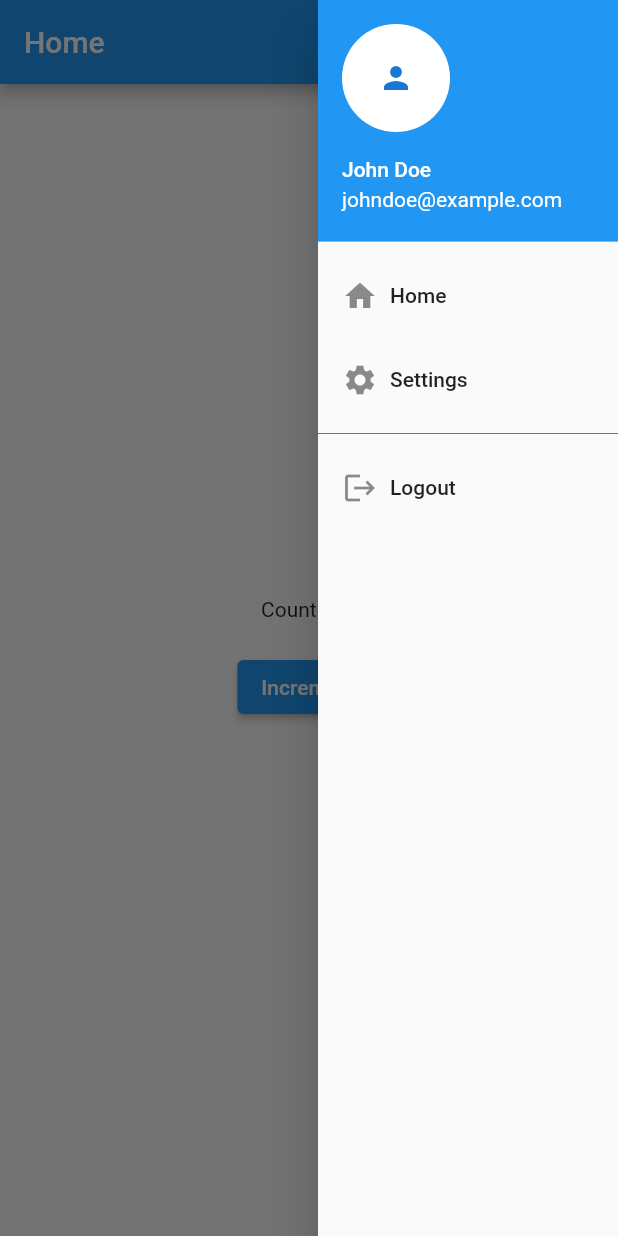
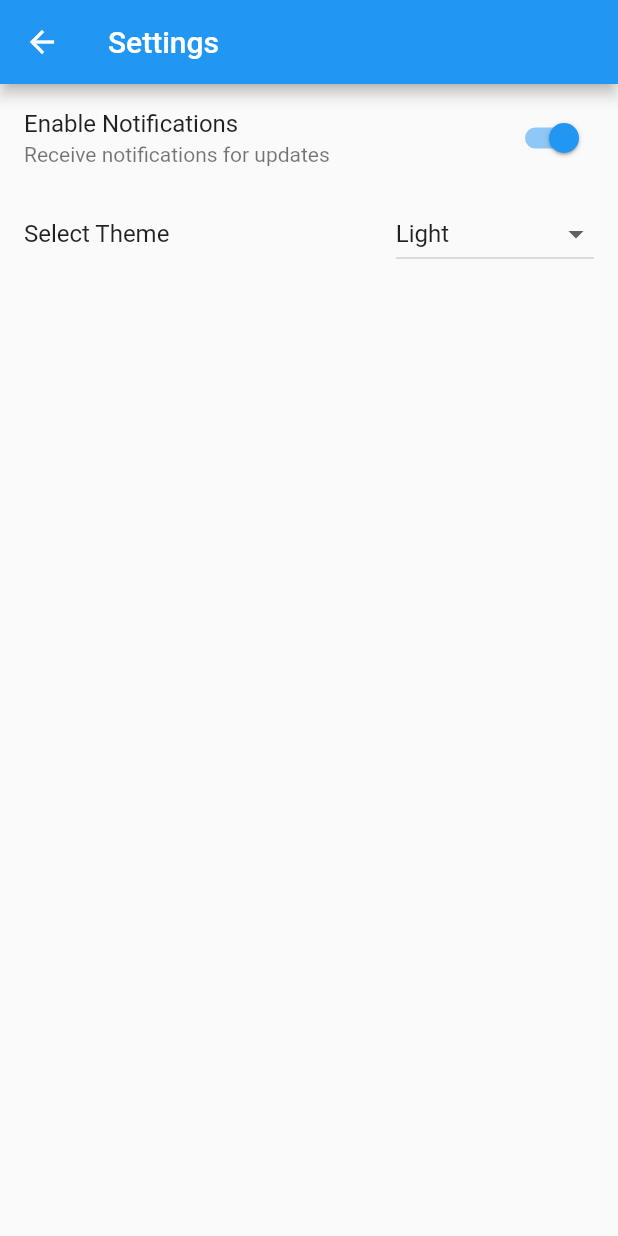
Before and after one commit to HEEPOKE/flutter-bloc, a Flutter app: the screen it shows after launch, after a tap on "Increment", after a tap on the "menu" icon, after a tap on "Settings", on a phone screen of 412 x 824 dp. Run offline on Flutter 3.47's test engine with Material 2 defaults, Android fonts, the phone set to English and light mode, and no system bars; our stand-ins replace flutter_bloc.

Commit message:
:money_with_wings: add setting screen && update drawer

```diff
--- /dev/null
+++ b/lib/ui/screens/settings_screen.dart
@@ -0,0 +1,76 @@
+import 'package:flutter/material.dart';
+
+class SettingsScreen extends StatefulWidget {
+  const SettingsScreen({Key? key}) : super(key: key);
+
+  @override
+  _SettingsScreenState createState() => _SettingsScreenState();
+}
+
+class _SettingsScreenState extends State<SettingsScreen> {
+  bool _notificationsEnabled = true;
+  int? _selectedTheme = 0;
+  final List<String> _themes = ['Light', 'Dark', 'System Default'];
+
+  Widget _buildOption(String title, Widget content) {
+    return ListTile(
+      title: Text(title),
+      trailing: content, // Set the dropdown as the trailing widget
+    );
+  }
+
+  Widget _buildNotificationsOption() {
+    return ListTile(
+      title: const Text('Enable Notifications'),
+      subtitle: const Text('Receive notifications for updates'),
+      trailing: Switch(
+        value: _notificationsEnabled,
+        onChanged: (value) {
+          setState(() {
+            _notificationsEnabled = value;
+          });
+        },
+      ),
+    );
+  }
+
+  Widget _buildThemeOption() {
+    return _buildOption(
+      'Select Theme',
+      DropdownButton<int>(
+        value: _selectedTheme,
+        items: _themes.map((theme) {
+          return DropdownMenuItem<int>(
+            value: _themes.indexOf(theme),
+            child: Text(theme),
+          );
+        }).toList(),
+        onChanged: (value) {
+          setState(() {
+            _selectedTheme = value;
+          });
+        },
+      ),
+    );
+  }
+
+  @override
+  Widget build(BuildContext context) {
+    return Scaffold(
+      appBar: AppBar(
+        title: const Text('Settings'),
+      ),
+      body: ListView.builder(
+        itemCount: 2,
+        itemBuilder: (context, index) {
+          if (index == 0) {
+            return _buildNotificationsOption();
+          } else if (index == 1) {
+            return _buildThemeOption();
+          }
+          return const SizedBox.shrink();
+        },
+      ),
+    );
+  }
+}
--- a/lib/ui/widgets/navigation_drawer.dart
+++ b/lib/ui/widgets/navigation_drawer.dart
@@ -1,4 +1,6 @@
+import 'package:app/ui/screens/home_screen.dart';
 import 'package:flutter/material.dart';
+import '../screens/settings_screen.dart';
 
 class NavigationDrawer extends StatelessWidget {
   const NavigationDrawer({Key? key}) : super(key: key);
@@ -20,12 +22,17 @@ class NavigationDrawer extends StatelessWidget {
           ListTile(
             title: const Row(
               children: [
-                Icon(Icons.home),
+                Icon(Icons.manage_accounts),
                 SizedBox(width: 8),
-                Text("Home"),
+                Text("Profile"),
               ],
             ),
-            onTap: () {},
+            onTap: () {
+              Navigator.push(
+                context,
+                MaterialPageRoute(builder: (context) => HomeScreen()),
+              );
+            },
           ),
           ListTile(
             title: const Row(
@@ -35,7 +42,12 @@ class NavigationDrawer extends StatelessWidget {
                 Text("Settings"),
               ],
             ),
-            onTap: () {},
+            onTap: () {
+              Navigator.push(
+                context,
+                MaterialPageRoute(builder: (context) => const SettingsScreen()),
+              );
+            },
           ),
           const Divider(
             color: Colors.black54,
```
